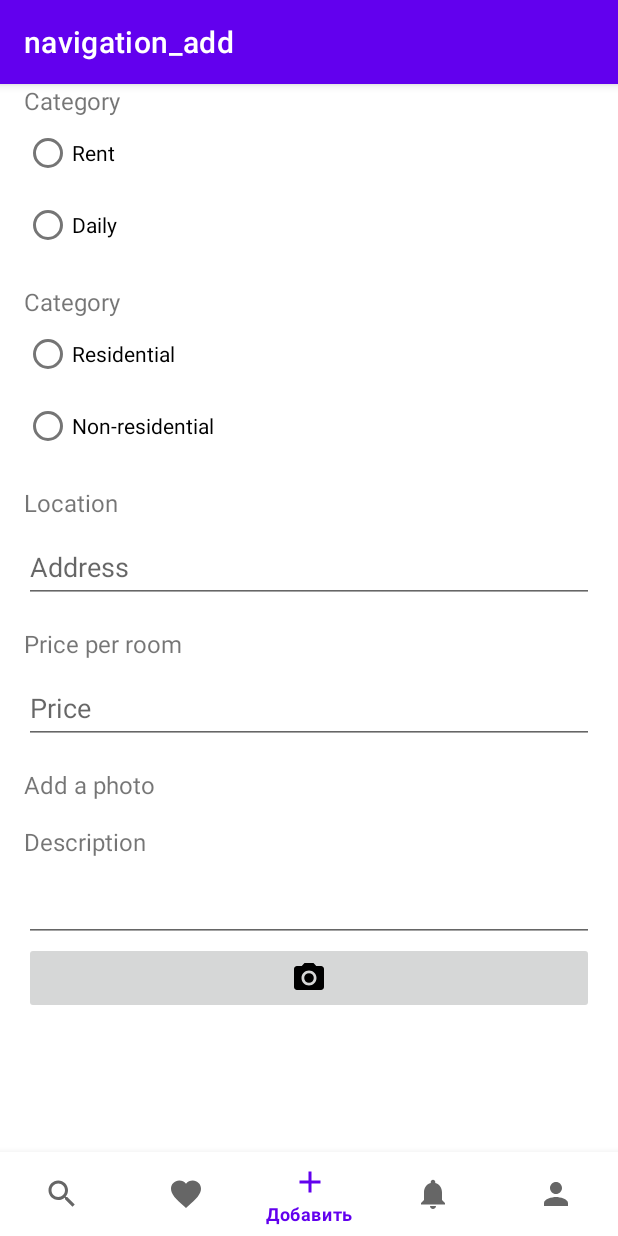
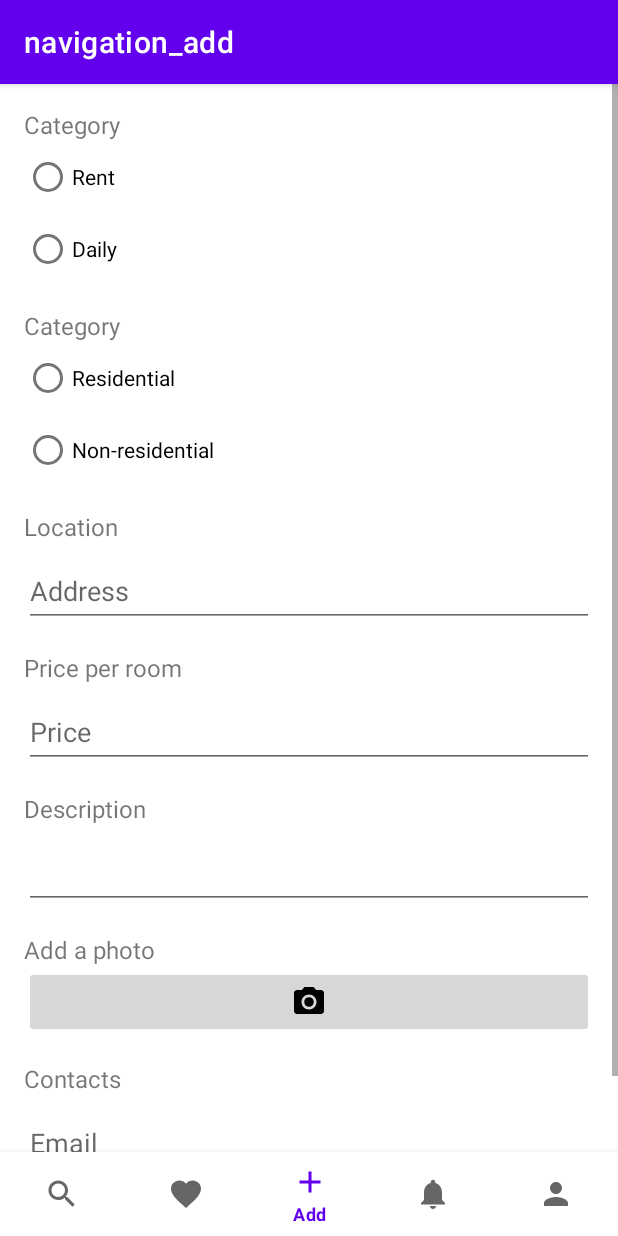
Before and after one commit to Zhyteli/YourRoomNew, an Android app: the AddFragment screen opened through its navigation route, on a phone screen of 412 x 824 dp. Run offline under Robolectric (Android 15) with nearby library versions, the phone set to English and light mode, and no system bars; our stand-ins replace navigation-ui.

Commit message:
Визуал добовления в fragment_add.xml

```diff
--- a/app/src/main/java/com/example/yourroom/ui/AddFragment.java
+++ b/app/src/main/java/com/example/yourroom/ui/AddFragment.java
@@ -7,17 +7,21 @@ import androidx.fragment.app.Fragment;
 import android.view.LayoutInflater;
 import android.view.View;
 import android.view.ViewGroup;
+import android.widget.EditText;
+import android.widget.RadioButton;
 
 import com.example.yourroom.R;
 
 
 public class AddFragment extends Fragment {
-
-
+    private EditText mEditTextFileAddress, mEditTextFilePrice, mEditTextFileDescription,
+            mEditTextFileEmail, mEditTextFilePhone;
+    private RadioButton mRadioButtonRent, mRadioButtonDaily, mRadioButtonResidential, mRadioButtonNon_residential;
     @Override
     public View onCreateView(LayoutInflater inflater, ViewGroup container,
                              Bundle savedInstanceState) {
         // Inflate the layout for this fragment
         return inflater.inflate(R.layout.fragment_add, container, false);
     }
+
 }
--- a/app/src/main/res/layout/fragment_add.xml
+++ b/app/src/main/res/layout/fragment_add.xml
@@ -19,17 +19,19 @@
             android:layout_height="wrap_content"
             android:orientation="vertical">
 
+            <TextView
+                android:layout_width="match_parent"
+                android:layout_height="wrap_content"
+                android:layout_marginLeft="16dp"
+                android:layout_marginTop="16dp"
+                android:layout_marginRight="16dp"
+                android:text="@string/category_tx"
+                android:textSize="16sp" />
 
             <RadioGroup
                 android:layout_width="match_parent"
-                android:layout_height="match_parent" >
-                <TextView
-                    android:layout_width="match_parent"
-                    android:layout_height="wrap_content"
-                    android:textSize="16sp"
-                    android:layout_marginLeft="16dp"
-                    android:layout_marginRight="16dp"
-                    android:text="@string/category_tx"/>
+                android:layout_height="match_parent">
+
                 <RadioButton
                     android:id="@+id/rentRb"
                     android:layout_width="match_parent"
@@ -44,17 +46,20 @@
                     android:layout_marginHorizontal="16dp"
                     android:text="@string/daily_button" />
             </RadioGroup>
+
             <RadioGroup
                 android:layout_width="match_parent"
-                android:layout_height="match_parent" >
+                android:layout_height="match_parent">
+
                 <TextView
                     android:layout_width="match_parent"
                     android:layout_height="wrap_content"
-                    android:textSize="16sp"
+                    android:layout_marginLeft="16dp"
                     android:layout_marginTop="16dp"
-                    android:layout_marginLeft="16dp"
                     android:layout_marginRight="16dp"
-                    android:text="@string/category_tx"/>
+                    android:text="@string/category_tx"
+                    android:textSize="16sp" />
+
                 <RadioButton
                     android:id="@+id/residentialRb"
                     android:layout_width="match_parent"
@@ -73,13 +78,14 @@
             <TextView
                 android:layout_width="match_parent"
                 android:layout_height="wrap_content"
-                android:textSize="16sp"
+                android:layout_marginLeft="16dp"
                 android:layout_marginTop="16dp"
-                android:layout_marginLeft="16dp"
                 android:layout_marginRight="16dp"
-                android:text="@string/location_tx"/>
+                android:text="@string/location_tx"
+                android:textSize="16sp" />
 
             <EditText
+                android:id="@+id/edit_text_address"
                 android:layout_width="match_parent"
                 android:layout_height="wrap_content"
                 android:layout_marginHorizontal="16dp"
@@ -90,52 +96,91 @@
             <TextView
                 android:layout_width="match_parent"
                 android:layout_height="wrap_content"
-                android:textSize="16sp"
+                android:layout_marginLeft="16dp"
                 android:layout_marginTop="16dp"
-                android:layout_marginLeft="16dp"
                 android:layout_marginRight="16dp"
-                android:text="@string/hint_price"/>
+                android:text="@string/hint_price"
+                android:textSize="16sp" />
 
             <EditText
+                android:id="@+id/edit_text_price"
                 android:layout_width="match_parent"
                 android:layout_height="wrap_content"
                 android:layout_marginHorizontal="16dp"
                 android:layout_marginTop="8dp"
+                android:hint="@string/price_tv"
                 android:inputType="number"
-                android:hint="@string/price_tv"
                 android:minHeight="48dp" />
-            <TextView
-                android:layout_width="match_parent"
-                android:layout_height="wrap_content"
-                android:textSize="16sp"
-                android:layout_marginTop="16dp"
-                android:layout_marginLeft="16dp"
-                android:layout_marginRight="16dp"
-                android:text="@string/addPhoto_tx"/>
 
             <TextView
                 android:layout_width="match_parent"
                 android:layout_height="wrap_content"
-                android:textSize="16sp"
+                android:layout_marginLeft="16dp"
                 android:layout_marginTop="16dp"
-                android:layout_marginLeft="16dp"
                 android:layout_marginRight="16dp"
-                android:text="@string/description_tx"/>
+                android:text="@string/description_tx"
+                android:textSize="16sp" />
+
             <EditText
+                android:id="@+id/edit_text_description"
                 android:layout_width="match_parent"
                 android:layout_height="match_parent"
                 android:layout_marginHorizontal="16dp"
                 android:layout_marginTop="8dp"
                 android:minHeight="48dp" />
 
+            <TextView
+                android:layout_width="match_parent"
+                android:layout_height="wrap_content"
+                android:layout_marginLeft="16dp"
+                android:layout_marginTop="16dp"
+                android:layout_marginRight="16dp"
+                android:text="@string/addPhoto_tx"
+                android:textSize="16sp" />
+
             <ImageButton
+                android:id="@+id/image_button_add"
                 android:layout_width="match_parent"
                 android:layout_height="wrap_content"
                 android:layout_marginHorizontal="16dp"
                 android:minHeight="48dp"
                 android:src="@drawable/ic_baseline_photo_camera_24" />
 
+            <TextView
+                android:layout_width="match_parent"
+                android:layout_height="wrap_content"
+                android:layout_marginLeft="16dp"
+                android:layout_marginTop="16dp"
+                android:layout_marginRight="16dp"
+                android:text="@string/contacts_tx"
+                android:textSize="16sp" />
 
+            <EditText
+                android:id="@+id/edit_text_email"
+                android:layout_width="match_parent"
+                android:layout_height="wrap_content"
+                android:layout_marginHorizontal="16dp"
+                android:layout_marginTop="8dp"
+                android:hint="@string/email"
+                android:minHeight="48dp" />
+
+            <EditText
+                android:id="@+id/edit_text_phone"
+                android:layout_width="match_parent"
+                android:layout_height="wrap_content"
+                android:layout_marginHorizontal="16dp"
+                android:layout_marginTop="8dp"
+                android:hint="@string/phone_tv"
+                android:minHeight="48dp" />
+
+            <Button
+                android:id="@+id/button_publish"
+                android:text="@string/publish_tx"
+                android:layout_width="match_parent"
+                android:layout_height="wrap_content"
+                android:layout_marginHorizontal="16dp"
+                android:layout_marginTop="8dp"
+                android:layout_marginBottom="50dp"/>
         </LinearLayout>
     </ScrollView>
 
--- a/app/src/main/res/layout/fragment_search.xml
+++ b/app/src/main/res/layout/fragment_search.xml
@@ -4,6 +4,7 @@
     xmlns:tools="http://schemas.android.com/tools"
     android:layout_width="match_parent"
     android:layout_height="match_parent"
+    android:layout_margin="8dp"
     tools:context=".ui.SearchFragment">
 
     <TextView
@@ -12,6 +13,7 @@
         android:layout_height="wrap_content"
         android:text="@string/your_room_tx"
         android:textSize="40sp"
+        android:layout_marginTop="16dp"
         app:layout_constraintEnd_toEndOf="parent"
         app:layout_constraintStart_toStartOf="parent"
         app:layout_constraintTop_toTopOf="parent" />
--- a/app/src/main/res/values/strings.xml
+++ b/app/src/main/res/values/strings.xml
@@ -1,10 +1,10 @@
 <resources>
     <string name="app_name">Your room</string>
-    <string name="title_search">Поиск</string>
-    <string name="title_favorites">Избранное</string>
-    <string name="title_add">Добавить</string>
-    <string name="title_notification">Уведомление</string>
-    <string name="title_profile">Профиль</string>
+    <string name="title_search">Search</string>
+    <string name="title_favorites">Favorites</string>
+    <string name="title_add">Add</string>
+    <string name="title_notification">Notice</string>
+    <string name="title_profile">Profile</string>
     <string name="title_activity_login">LoginActivity</string>
     <!-- Strings used for fragments for navigation -->
     <string name="first_fragment_label">First Fragment</string>
@@ -42,5 +42,7 @@
     <string name="hint_price">Price per room</string>
     <string name="addPhoto_tx">Add a photo</string>
     <string name="description_tx">Description</string>
+    <string name="contacts_tx">Contacts</string>
+    <string name="publish_tx">Publish</string>
 
 </resources>
```
Also changed, not shown: app/src/main/res/layout/image_item_add_fragment.xml (added, +78 -0 lines).
